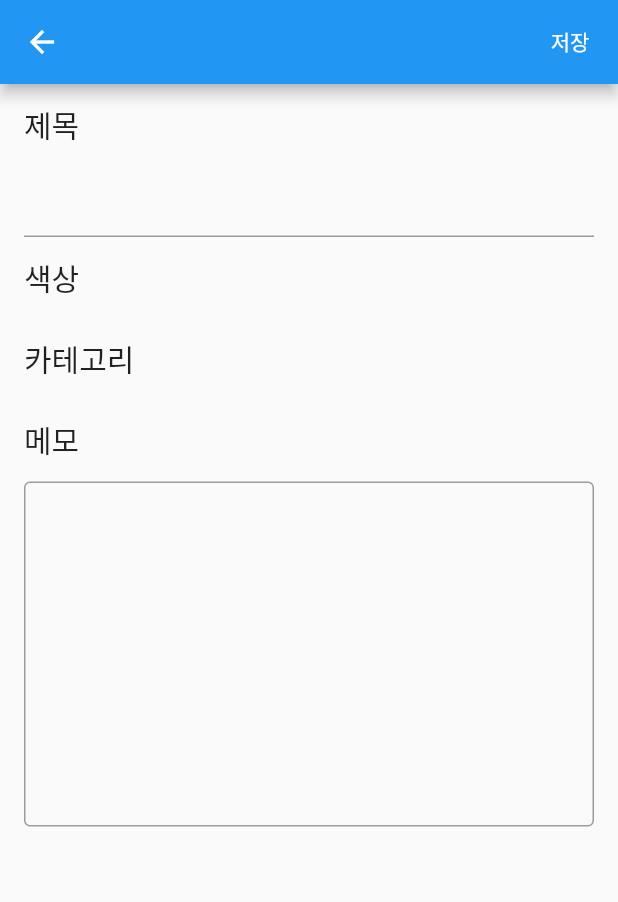
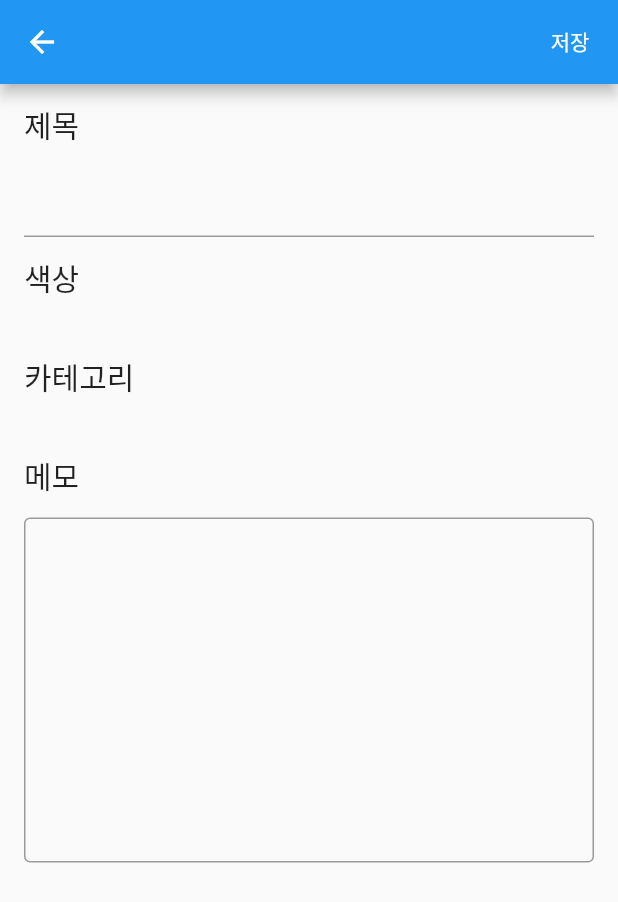
Before and after one commit to pumpkinsoft88/flutter_todo, a Flutter app: the screen it shows after launch, after a tap on the "add" icon, on a phone screen of 412 x 824 dp. Shown: the top 902 px of the screen. Run offline on Flutter 3.47's test engine with Material 2 defaults, Android fonts, the phone set to English and light mode, and no system bars.

Commit message:
5th commit

```diff
--- a/lib/main.dart
+++ b/lib/main.dart
@@ -63,11 +63,12 @@ class _MyHomePageState extends State<MyHomePage> {
         preferredSize: const Size.fromHeight(0),
         child: AppBar(),
       ),
+
       floatingActionButton: FloatingActionButton(
         child: Icon(Icons.add,
         color: Colors.white),
-        onPressed: () {
-          Navigator.of(context).push(
+        onPressed: () async {
+          Todo todo = await Navigator.of(context).push(
             MaterialPageRoute(builder: (cdx) => TodoWritePage(todo: Todo(
               title: "",
               color: 0,
@@ -76,6 +77,10 @@ class _MyHomePageState extends State<MyHomePage> {
               category: "",
               date: Utils.getFormatTime(DateTime.now()),
             ),)));
+
+            setState(() {
+             todos.add(todo);
+            });
         }
       ),
       body: ListView.builder(
@@ -97,8 +102,7 @@ class _MyHomePageState extends State<MyHomePage> {
                 child: Column(
               children: List.generate(undone.length, (idx) {
                 Todo t = undone[idx];
-
-                return Container(
+                return InkWell(child: Container(
                   decoration: BoxDecoration(
                       color: Color(t.color),
                       borderRadius: BorderRadius.circular(16)),
@@ -132,6 +136,17 @@ class _MyHomePageState extends State<MyHomePage> {
                       )
                     ],
                   ),
+                ),
+                  onTap: (){
+                    setState(() {
+                   if (t.done == 0){
+                    t.done == 1;
+                   } else {
+                    t.done == 0;
+                   }
+                  // 2-4 TODO 화면 만들기 STEP 3 1:55초 부터 시작하기
+                    });
+                  },
                 );
               }),
             ));
@@ -180,14 +195,15 @@ class _MyHomePageState extends State<MyHomePage> {
                           )
                         ],
                       ),
-                      Container(height: 12),
+                      Container(height: 8),
                       Text(
                         t.memo,
                         style: const TextStyle(color: Colors.white),
-                      )
+                      ),
                     ],
                   ),
                 );
+
               }),
             ));
           }
--- a/lib/write.dart
+++ b/lib/write.dart
@@ -17,6 +17,7 @@ class _TodoWritePageState extends State<TodoWritePage> {
   TextEditingController nameController = TextEditingController();
   TextEditingController memoController = TextEditingController();
   int colorIndex = 0;
+  int ctIndex = 0;
 
   @override
   Widget build(BuildContext context) {
@@ -30,6 +31,11 @@ class _TodoWritePageState extends State<TodoWritePage> {
             ),
             onPressed: () {
               // 페이지 저장시 사용
+              widget.todo.title = nameController.text;
+              widget.todo.memo = memoController.text;
+
+              Navigator.of(context).pop(widget.todo);
+
             },
           )
         ],
@@ -57,14 +63,15 @@ class _TodoWritePageState extends State<TodoWritePage> {
                 margin:
                     const EdgeInsets.symmetric(vertical: 12, horizontal: 16),
                 child: Row(
+                  mainAxisAlignment: MainAxisAlignment.spaceBetween,
                   children: [
                     const Text(
                       "색상",
                       style: TextStyle(fontSize: 20),
                     ),
                     Container(
-                      width: 10,
-                      height: 10,
+                      width: 20,
+                      height: 20,
                       color: Color(widget.todo.color),
                     )
                   ],
@@ -86,14 +93,14 @@ class _TodoWritePageState extends State<TodoWritePage> {
 
                 setState(() {
                   colorIndex = colorIndex % colors.length;
-                  // CH02-3_TODO화면만들기 Step 2 35분 10초 부터 다시 시작
                 });
               },
             );
           } else if (idx == 3) {
-            return Container(
-              margin: const EdgeInsets.symmetric(vertical: 12, horizontal: 16),
+            return InkWell(child: Container(
+              margin: const EdgeInsets.symmetric(vertical: 24, horizontal: 16),
               child: Row(
+                mainAxisAlignment: MainAxisAlignment.spaceBetween,
                 children: [
                   const Text(
                     "카테고리",
@@ -102,6 +109,17 @@ class _TodoWritePageState extends State<TodoWritePage> {
                   Text(widget.todo.category)
                 ],
               ),
+            ),
+              onTap: () {
+                List<String> category = ["공부", "운동", "게임"];
+
+                widget.todo.category = category[ctIndex];
+                ctIndex ++;
+                setState(() {
+                ctIndex = ctIndex % category.length;
+                });
+
+              } ,
             );
           } else if (idx == 4) {
             return Container(
```
